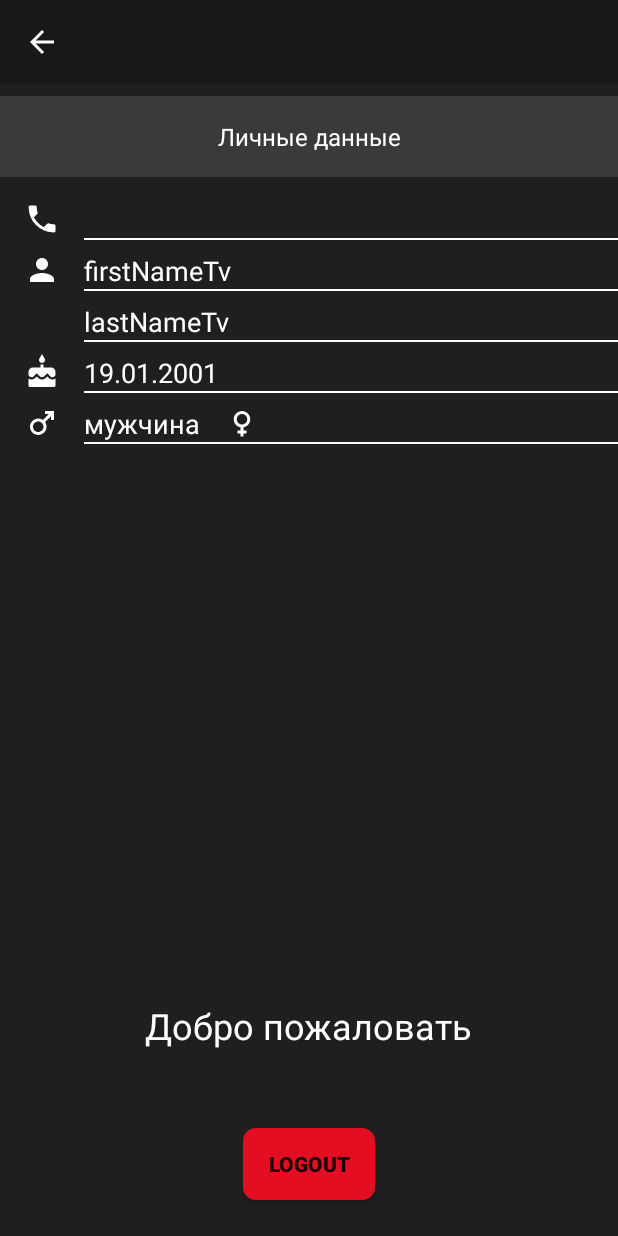
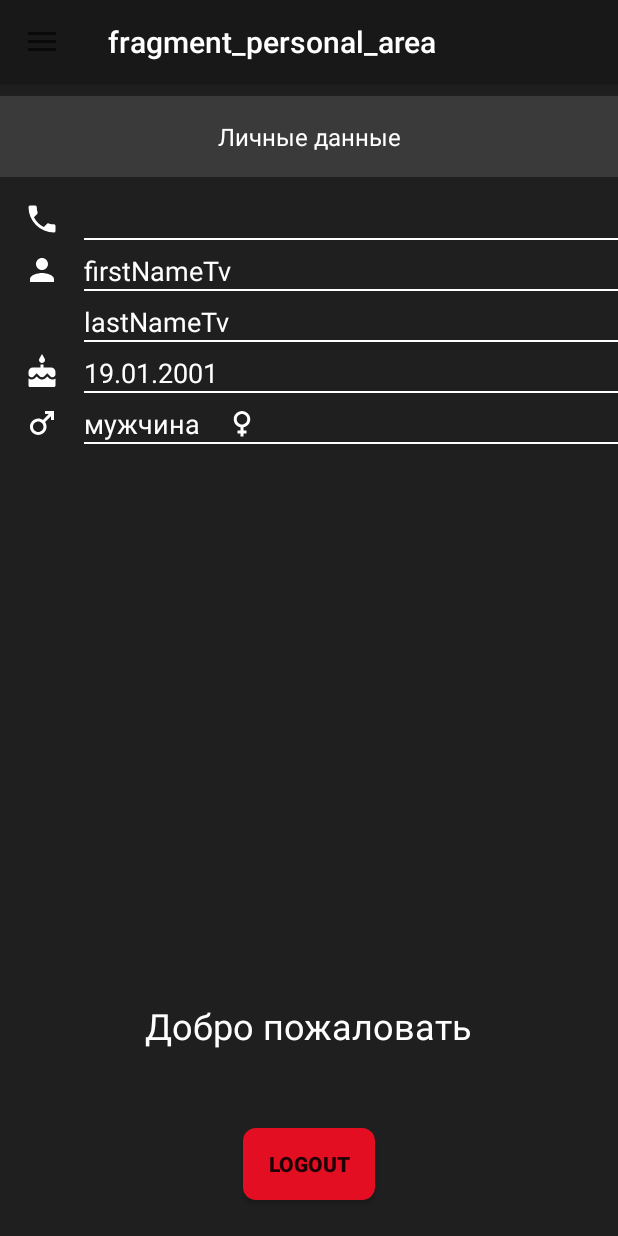
Before and after one commit to gukasyan-arman/MyGym, an Android app: the PersonalAreaFragment screen opened through its navigation route, on a phone screen of 412 x 824 dp. Run offline under Robolectric (Android 15) with nearby library versions, the phone set to English and light mode, and no system bars; our stand-ins replace Firebase (no records; nobody signed in at launch, a user with empty details on screens opened directly), navigation-ui; libraries missing offline, so code that uses them is left out: me.relex.circleindicator; Roboto replaces fonts that are not available here; 2 statements that could not run were skipped.

Commit message:
work version drawerLayout and navigation

```diff
--- a/app/src/main/java/com/example/mygym/MainActivity.kt
+++ b/app/src/main/java/com/example/mygym/MainActivity.kt
@@ -1,5 +1,6 @@
 package com.example.mygym
 
+import android.content.ClipData
 import androidx.appcompat.app.AppCompatActivity
 import android.os.Bundle
 import android.util.Log
@@ -12,10 +13,12 @@ import com.google.android.material.navigation.NavigationView
 import androidx.drawerlayout.widget.DrawerLayout
 import com.example.mygym.databinding.ActivityMainBinding
 import androidx.fragment.app.Fragment
+import androidx.navigation.NavController
 import androidx.navigation.Navigation
 import androidx.navigation.Navigation.findNavController
 import androidx.navigation.findNavController
 import androidx.navigation.fragment.NavHostFragment
+import androidx.navigation.ui.AppBarConfiguration
 import androidx.navigation.ui.NavigationUI
 import com.example.mygym.screen.rules.RulesFragment
 import com.example.mygym.screen.aboutgym.AboutGymFragment
@@ -23,16 +26,15 @@ import com.example.mygym.screen.personalarea.AuthFragment
 import com.example.mygym.screen.personalarea.PersonalAreaFragment
 import com.example.mygym.screen.personalarea.UserViewModel
 import com.example.mygym.screen.start.StartFragment
+import com.google.android.material.appbar.MaterialToolbar
 import com.google.firebase.auth.FirebaseAuth
 import com.google.firebase.auth.FirebaseUser
+import kotlinx.android.synthetic.main.activity_main.*
 
 class MainActivity : AppCompatActivity() {
 
-    private lateinit var mDrawer: DrawerLayout
-    private lateinit var toolbar: Toolbar
-    private lateinit var nvDrawer: NavigationView
-    private lateinit var drawerToggle: ActionBarDrawerToggle
     private lateinit var binding: ActivityMainBinding
+    private lateinit var appBarConfiguration: AppBarConfiguration
     private var currentUser: FirebaseUser? = FirebaseAuth.getInstance().currentUser
     private val userModel: UserViewModel by viewModels()
 
@@ -53,78 +55,21 @@ class MainActivity : AppCompatActivity() {
         binding = ActivityMainBinding.inflate(layoutInflater)
         setContentView(binding.root)
 
-        toolbar = findViewById(R.id.toolbar)
+        val toolbar = binding.topAppBar
         setSupportActionBar(toolbar)
-        supportActionBar?.setDisplayHomeAsUpEnabled(true)
 
-        supportActionBar?.setDisplayHomeAsUpEnabled(true)
-
-        mDrawer = findViewById(R.id.drawerLayout)
-        drawerToggle = setupDrawerToggle()
-        drawerToggle.isDrawerIndicatorEnabled = true
-        drawerToggle.syncState()
-
-        // Tie DrawerLayout events to the ActionBarToggle
-        mDrawer.addDrawerListener(drawerToggle)
-
-        nvDrawer = findViewById(R.id.nav_menu)
-        // Setup drawer view
-        setupDrawerContent(nvDrawer)
+        appBarConfiguration = AppBarConfiguration.Builder(
+            R.id.startFragment, R.id.personalAreaFragment, R.id.aboutGymFragment, R.id.rulesFragment,)
+            .setOpenableLayout(drawerLayout).build()
+        val navController = Navigation.findNavController(this, R.id.nav_host_fragment)
+        NavigationUI.setupActionBarWithNavController(this, navController, appBarConfiguration)
+        NavigationUI.setupWithNavController(binding.navigationView, navController)
 
     }
 
-    private fun setupDrawerToggle(): ActionBarDrawerToggle {
-        return ActionBarDrawerToggle(
-            this,
-            mDrawer,
-            toolbar,
-            R.string.drawer_open,
-            R.string.drawer_close
-        )
+    override fun onSupportNavigateUp(): Boolean {
+
+        val navController = Navigation.findNavController(this, R.id.nav_host_fragment)
+        return NavigationUI.navigateUp(navController, appBarConfiguration) || super.onSupportNavigateUp()
     }
-
-    override fun onOptionsItemSelected(item: MenuItem): Boolean {
-        return if (drawerToggle.onOptionsItemSelected(item)) {
-            true
-        } else super.onOptionsItemSelected(item)
-    }
-
-    private fun setupDrawerContent(navigationView: NavigationView) {
-        navigationView.setNavigationItemSelectedListener {
-
-            it.isChecked = true
-
-            if (currentUser != null) {
-                when (it.itemId){
-                R.id.home_item -> replaceFragment(StartFragment(), it.title.toString())
-                R.id.personal_area_item -> replaceFragment(PersonalAreaFragment(), it.title.toString())
-                R.id.rules_item -> replaceFragment(RulesFragment(), it.title.toString())
-                R.id.about_item -> replaceFragment(AboutGymFragment(), it.title.toString())
-                else -> {replaceFragment(StartFragment(), it.title.toString())}
-                }
-            } else {
-                when (it.itemId){
-                    R.id.home_item -> replaceFragment(StartFragment(), it.title.toString())
-                    R.id.personal_area_item -> replaceFragment(AuthFragment(), it.title.toString())
-                    R.id.rules_item -> replaceFragment(RulesFragment(), it.title.toString())
-                    R.id.about_item -> replaceFragment(AboutGymFragment(), it.title.toString())
-                    else -> {replaceFragment(StartFragment(), it.title.toString())}
-                }
-            }
-
-            true
-
-        }
-    }
-
-    private fun replaceFragment(fragment: Fragment, title: String): Boolean {
-        val fragmentManager = supportFragmentManager
-        val fragmentTransaction = fragmentManager.beginTransaction()
-        fragmentTransaction.replace(R.id.nav_fragment, fragment)
-        fragmentTransaction.commit()
-        binding.drawerLayout.closeDrawers()
-        setTitle(title)
-        return true
-    }
-
 }
--- a/app/src/main/java/com/example/mygym/screen/personalarea/PersonalAreaFragment.kt
+++ b/app/src/main/java/com/example/mygym/screen/personalarea/PersonalAreaFragment.kt
@@ -19,7 +19,7 @@ class PersonalAreaFragment : Fragment() {
 
     private val auth: FirebaseAuth = FirebaseAuth.getInstance()
     lateinit var binding: FragmentPersonalAreaBinding
-    private val currentUser: FirebaseUser? = FirebaseAuth.getInstance().currentUser
+    private var currentUser: FirebaseUser? = FirebaseAuth.getInstance().currentUser
     private val userModel: UserViewModel by activityViewModels()
 
     override fun onCreateView(
--- a/app/src/main/res/drawable/ic_baseline_menu_24.xml
+++ b/app/src/main/res/drawable/ic_baseline_menu_24.xml
@@ -1,10 +1,5 @@
-<vector xmlns:android="http://schemas.android.com/apk/res/android"
-    android:width="24dp"
-    android:height="24dp"
-    android:viewportWidth="24"
-    android:viewportHeight="24"
-    android:tint="?attr/colorControlNormal">
-  <path
-      android:fillColor="@android:color/white"
-      android:pathData="M3,18h18v-2L3,16v2zM3,13h18v-2L3,11v2zM3,6v2h18L21,6L3,6z"/>
+<vector android:height="24dp" android:tint="#FFFFFF"
+    android:viewportHeight="24" android:viewportWidth="24"
+    android:width="24dp" xmlns:android="http://schemas.android.com/apk/res/android">
+    <path android:fillColor="@android:color/white" android:pathData="M3,18h18v-2L3,16v2zM3,13h18v-2L3,11v2zM3,6v2h18L21,6L3,6z"/>
 </vector>
--- a/app/src/main/res/layout/activity_main.xml
+++ b/app/src/main/res/layout/activity_main.xml
@@ -14,13 +14,25 @@
         android:layout_height="match_parent"
         android:orientation="vertical">
 
-        <include
-            layout="@layout/toolbar"
+        <com.google.android.material.appbar.AppBarLayout
+            android:id="@+id/appbarLayout"
             android:layout_width="match_parent"
-            android:layout_height="wrap_content" />
+            android:layout_height="wrap_content">
+
+            <com.google.android.material.appbar.MaterialToolbar
+                android:id="@+id/topAppBar"
+                android:layout_width="wrap_content"
+                android:layout_height="?attr/actionBarSize"
+                app:title="@string/home_item_text"
+                app:navigationIcon="@drawable/ic_baseline_menu_24"
+                android:backgroundTint="@color/main_deep_dark"
+                app:titleTextColor="@color/white"
+                />
+
+        </com.google.android.material.appbar.AppBarLayout>
 
         <fragment
-            android:id="@+id/nav_fragment"
+            android:id="@+id/nav_host_fragment"
             android:layout_width="match_parent"
             android:layout_height="match_parent"
             app:navGraph="@navigation/nav_graph"
@@ -30,11 +42,12 @@
     </LinearLayout>
 
     <com.google.android.material.navigation.NavigationView
-        android:id="@+id/nav_menu"
-        android:layout_width="match_parent"
+        android:id="@+id/navigationView"
+        android:layout_width="wrap_content"
         android:layout_height="match_parent"
         app:headerLayout="@layout/navigation_header"
         app:menu="@menu/navigation_menu"
+        android:fitsSystemWindows="true"
         android:layout_gravity="start"/>
 
 </androidx.drawerlayout.widget.DrawerLayout>
--- a/app/src/main/res/layout/toolbar.xml
+++ /dev/null
@@ -1,13 +0,0 @@
-<?xml version="1.0" encoding="utf-8"?>
-<androidx.appcompat.widget.Toolbar
-    android:id="@+id/toolbar"
-    xmlns:android="http://schemas.android.com/apk/res/android"
-    xmlns:app="http://schemas.android.com/apk/res-auto"
-    android:layout_height="wrap_content"
-    android:layout_width="match_parent"
-    android:fitsSystemWindows="true"
-    android:minHeight="?attr/actionBarSize"
-    app:theme="@style/ThemeOverlay.AppCompat.Dark.ActionBar"
-    android:background="?attr/colorPrimaryDark"
-    android:backgroundTint="@color/main_deep_dark">
-</androidx.appcompat.widget.Toolbar>
--- a/app/src/main/res/menu/navigation_menu.xml
+++ b/app/src/main/res/menu/navigation_menu.xml
@@ -5,24 +5,30 @@
         android:id="@+id/group_main"
         android:checkableBehavior="single">
         <item
-            android:id="@+id/home_item"
+            android:id="@+id/startFragment"
             android:icon="@drawable/ic_baseline_home_24"
             android:title="@string/home_item_text"
             android:checked="true" />
         <item
-            android:id="@+id/personal_area_item"
+            android:id="@+id/personalAreaFragment"
             android:icon="@drawable/ic_baseline_login_24"
-            android:title="@string/personal_area_text" />
+            android:title="@string/personal_area_text"
+            android:visible="true"/>
         <item
-            android:id="@+id/team_item"
+            android:id="@+id/authFragment"
+            android:icon="@drawable/ic_baseline_login_24"
+            android:title="@string/personal_area_text"
+            android:visible="false"/>
+        <item
+            android:id="@+id/teamList"
             android:icon="@drawable/ic_account_group_outline"
             android:title="@string/team_item_text" />
         <item
-            android:id="@+id/about_item"
+            android:id="@+id/aboutGymFragment"
             android:icon="@drawable/ic_baseline_location_on_24"
             android:title="@string/abot_gym_item_text" />
         <item
-            android:id="@+id/rules_item"
+            android:id="@+id/rulesFragment"
             android:icon="@drawable/ic_baseline_rule_24"
             android:title="@string/rules_item_text" />
     </group>
@@ -31,11 +37,11 @@
         android:id="@+id/group_second"
         android:checkableBehavior="single">
         <item
-            android:id="@+id/about_app_item"
+            android:id="@+id/aboutApp"
             android:icon="@drawable/ic_baseline_info_24"
             android:title="@string/about_app_item_text" />
         <item
-            android:id="@+id/feedback_item"
+            android:id="@+id/feedback"
             android:icon="@drawable/ic_baseline_feedback_24"
             android:title="@string/feedback_item_text" />
     </group>
--- a/app/src/main/res/navigation/nav_graph.xml
+++ b/app/src/main/res/navigation/nav_graph.xml
@@ -74,7 +74,7 @@
     <action android:id="@+id/action_global_rulesFragment"
         app:destination="@id/rulesFragment"/>
 
-    <action android:id="@+id/action_global_aboutGymFragment"
+    <action android:id="@+id/action_global_aboutGym"
         app:destination="@id/aboutGymFragment"/>
 
     <fragment
```
